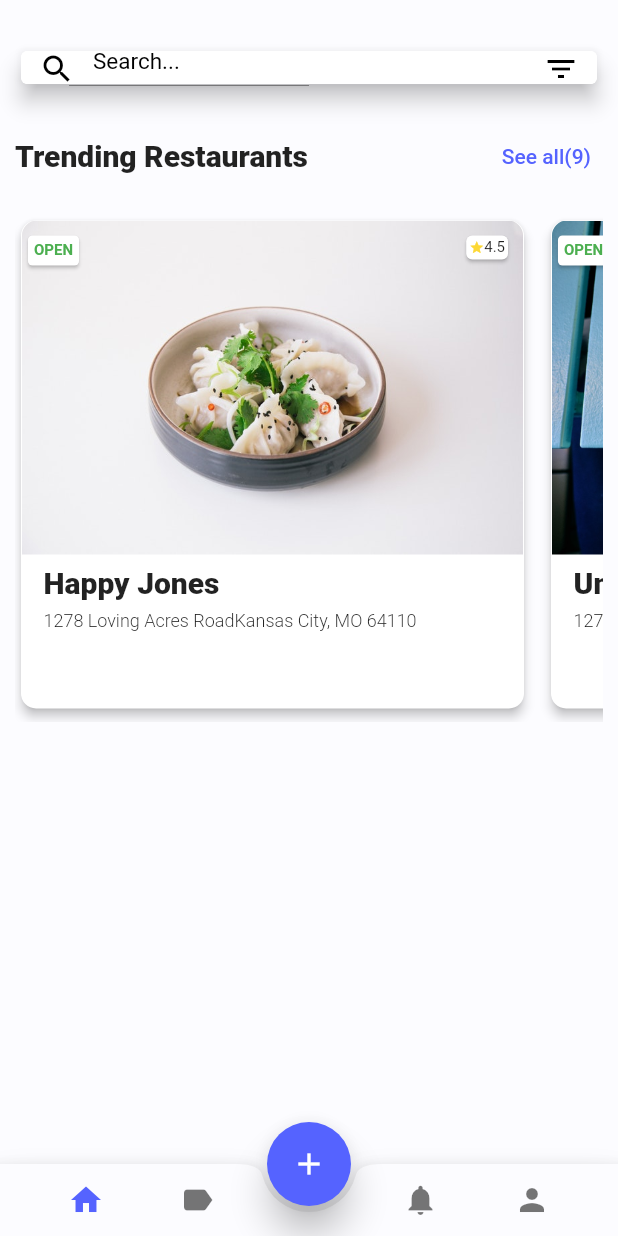
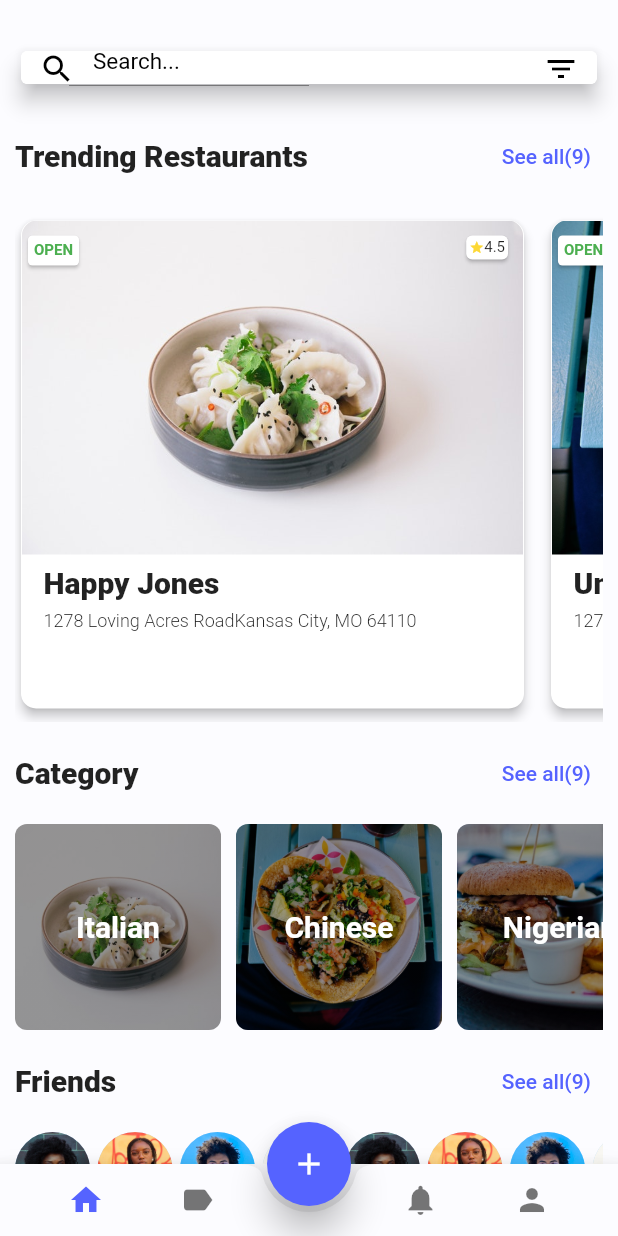
Before and after one commit to wangbin0802/FlutterApp, a Flutter app: the screen it shows after launch, on a phone screen of 412 x 824 dp. Run offline on Flutter 3.47's test engine with Material 2 defaults, Android fonts, the phone set to English and light mode, and no system bars.

Commit message:
Food bite home page ui.

```diff
--- a/flutter_train/lib/screens/home.dart
+++ b/flutter_train/lib/screens/home.dart
@@ -1,10 +1,16 @@
 import 'dart:io';
 
 import 'package:flutter/material.dart';
+import 'package:flutter_train/screens/category_page.dart';
 import 'package:flutter_train/screens/trending_page.dart';
+import 'package:flutter_train/util/categories.dart';
+import 'package:flutter_train/util/friends.dart';
 import 'package:flutter_train/util/restaurants.dart';
+import 'package:flutter_train/widgets/category_item.dart';
 import 'package:flutter_train/widgets/search_card.dart';
 import 'package:flutter_train/widgets/slide_item.dart';
+
+typedef RoutePage = Widget Function();
 
 class Home extends StatelessWidget {
   const Home({Key? key}) : super(key: key);
@@ -18,12 +24,59 @@ class Home extends StatelessWidget {
         child: ListView(
           children: [
             const SizedBox(height: 20),
-            _buildRestaurantRow('Trending Restaurants', context),
+            _buildTitleRow('Trending Restaurants', context, () => const TrendingPage()),
             const SizedBox(height: 10),
             _buildRestaurantList(context),
+            const SizedBox(height: 10),
+            _buildTitleRow('Category', context, () => const CategoryPage()),
+            const SizedBox(height: 10),
+            _buildCategoryList(context),
+            const SizedBox(height: 10),
+            _buildTitleRow('Friends', context, () => const TrendingPage()),
+            const SizedBox(height: 10),
+            _buildFriendsList(context),
+            const SizedBox(height: 30),
           ],
         ),
       ),
+    );
+  }
+
+  Widget _buildFriendsList(BuildContext context) {
+    return SizedBox(
+      height: 50,
+      child: ListView.builder(
+          primary: false,
+          scrollDirection: Axis.horizontal,
+          shrinkWrap: true,
+          itemCount: friends.length,
+          itemBuilder: (_, index) {
+            String img = friends[index];
+            return Padding(
+              padding: const EdgeInsets.only(right: 5),
+              child: CircleAvatar(
+                backgroundImage: AssetImage(
+                    img
+                ),
+                radius: 25.0,
+              ),
+            );
+          }),
+    );
+  }
+
+  Widget _buildCategoryList(BuildContext context) {
+    return SizedBox(
+      height: MediaQuery.of(context).size.height / 6,
+      child: ListView.builder(
+          primary: false,
+          scrollDirection: Axis.horizontal,
+          shrinkWrap: true,
+          itemCount: categories.length,
+          itemBuilder: (_, index) {
+            Map cate = categories[index];
+            return CategoryItem(cate: cate);
+          }),
     );
   }
 
@@ -51,7 +104,7 @@ class Home extends StatelessWidget {
     );
   }
 
-  Widget _buildRestaurantRow(String title, BuildContext context) {
+  Widget _buildTitleRow(String title, BuildContext context, RoutePage routePage) {
     return Row(
       mainAxisAlignment: MainAxisAlignment.spaceBetween,
       children: [
@@ -65,7 +118,7 @@ class Home extends StatelessWidget {
         TextButton(
             onPressed: () {
               Navigator.push(
-                  context, MaterialPageRoute(builder: (context) => const TrendingPage()));
+                  context, MaterialPageRoute(builder: (context) => routePage()));
             },
             child: Text(
               'See all(9)',
--- /dev/null
+++ b/flutter_train/lib/util/categories.dart
@@ -0,0 +1,34 @@
+import 'package:flutter/material.dart';
+
+List categories = [
+  {
+    "name": "Italian",
+    "color1": Color.fromARGB(100, 0, 0, 0),
+    "color2": Color.fromARGB(100, 0, 0, 0),
+    "img": "assets/food1.jpeg"
+  },
+  {
+    "name": "Chinese",
+    "color1": Color.fromARGB(100, 0, 0, 0),
+    "color2": Color.fromARGB(100, 0, 0, 0),
+    "img": "assets/food2.jpeg"
+  },
+  {
+    "name": "Nigerian",
+    "color1": Color.fromARGB(100, 0, 0, 0),
+    "color2": Color.fromARGB(100, 0, 0, 0),
+    "img": "assets/food3.jpeg"
+  },
+  {
+    "name": "Spanish",
+    "color1": Color.fromARGB(100, 0, 0, 0),
+    "color2": Color.fromARGB(100, 0, 0, 0),
+    "img": "assets/food4.jpeg"
+  },
+  {
+    "name": "Mexican",
+    "color1": Color.fromARGB(100, 0, 0, 0),
+    "color2": Color.fromARGB(100, 0, 0, 0),
+    "img": "assets/food5.jpeg"
+  },
+];
--- /dev/null
+++ b/flutter_train/lib/util/friends.dart
@@ -0,0 +1,11 @@
+List friends = [
+  "assets/cm1.jpeg",
+  "assets/cm2.jpeg",
+  "assets/cm3.jpeg",
+  "assets/cm4.jpeg",
+  "assets/cm1.jpeg",
+  "assets/cm2.jpeg",
+  "assets/cm3.jpeg",
+  "assets/cm4.jpeg",
+  "assets/cm1.jpeg"
+];
--- /dev/null
+++ b/flutter_train/lib/widgets/category_item.dart
@@ -0,0 +1,65 @@
+import 'package:flutter/material.dart';
+import 'package:flutter_train/util/const.dart';
+
+class CategoryItem extends StatefulWidget {
+  const CategoryItem({Key? key, required this.cate}) : super(key: key);
+
+  final Map cate;
+
+  @override
+  _CategoryItemState createState() => _CategoryItemState();
+}
+
+class _CategoryItemState extends State<CategoryItem> {
+  @override
+  Widget build(BuildContext context) {
+    return Padding(
+      padding: const EdgeInsets.only(right: 10.0),
+      child: ClipRRect(
+        borderRadius: BorderRadius.circular(8.0),
+        child: Stack(
+          children: [
+            Image.asset(
+              widget.cate['img'],
+              height: MediaQuery.of(context).size.height / 6,
+              width: MediaQuery.of(context).size.height / 6,
+              fit: BoxFit.cover,
+            ),
+            Container(
+              height: MediaQuery.of(context).size.height / 6,
+              width: MediaQuery.of(context).size.height / 6,
+              decoration: BoxDecoration(
+                  gradient: LinearGradient(
+                begin: Alignment.topCenter,
+                end: Alignment.bottomCenter,
+                stops: const [0.2, 0.7],
+                colors: [widget.cate['color1'], widget.cate['color2']],
+              )),
+            ),
+            Center(
+              child: Container(
+                height: MediaQuery.of(context).size.height / 6,
+                width: MediaQuery.of(context).size.height / 6,
+                constraints: const BoxConstraints(
+                  minWidth: 20,
+                  minHeight: 20
+                ),
+                child: Center(
+                  child: Text(
+                    widget.cate['name'],
+                    style: const TextStyle(
+                      color: Colors.white,
+                      fontSize: 20,
+                      fontWeight: FontWeight.bold
+                    ),
+                    textAlign: TextAlign.center,
+                  ),
+                ),
+              ),
+            )
+          ],
+        ),
+      ),
+    );
+  }
+}
```
Also changed, not shown: flutter_train/lib/screens/category_page.dart (added, +71 -0 lines), flutter_train/lib/screens/trending_page.dart (+29 -1 lines), flutter_train/lib/widgets/trending_item.dart (added, +122 -0 lines).
